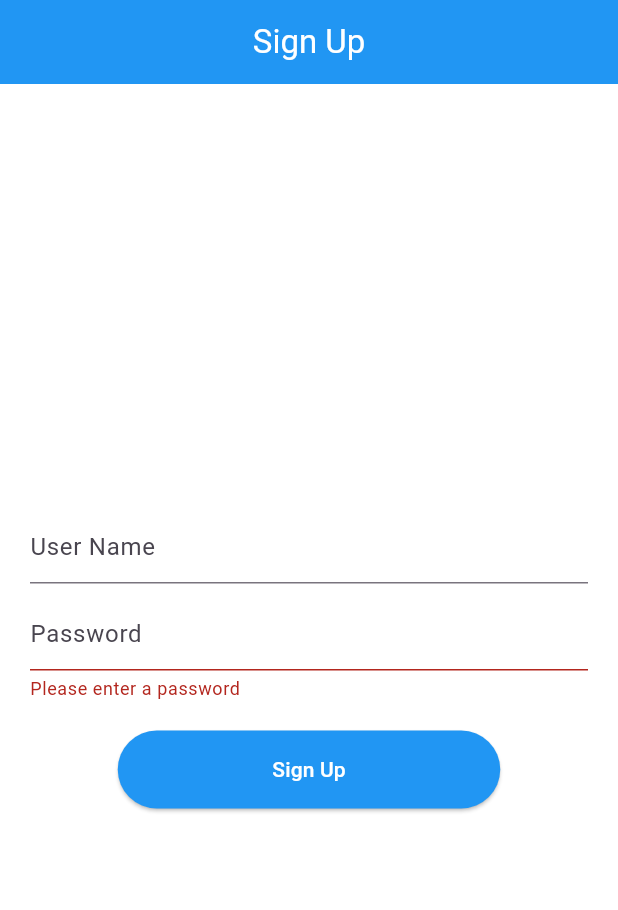
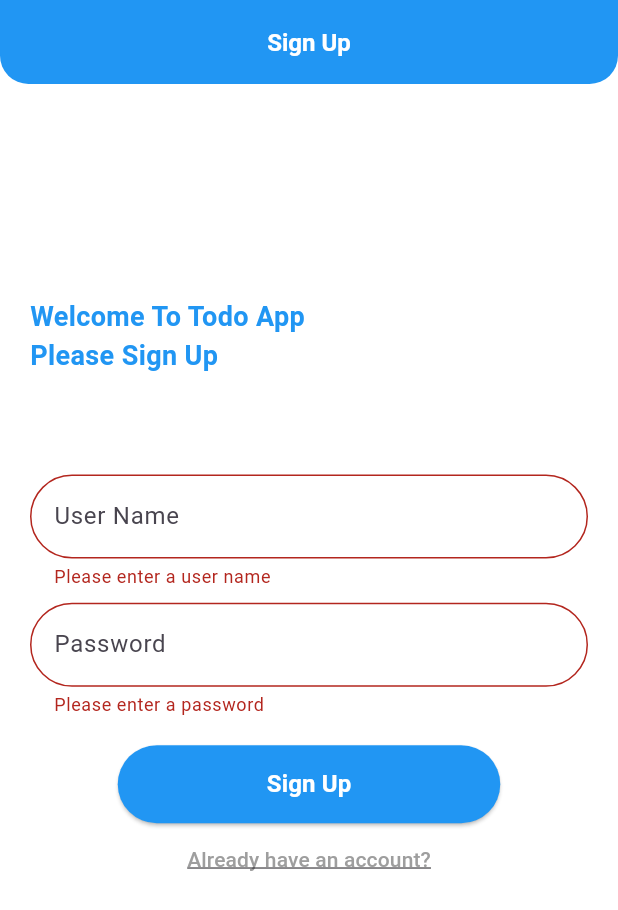
Before and after one commit to KarimYasser15/originators-todolist-flutter, a Flutter app: the screen it shows after launch, after a tap on "Sign Up", on a phone screen of 412 x 824 dp. Shown: the top 910 px of the screen. Run offline on Flutter 3.47's test engine with Material 3 defaults, Android fonts, the phone set to English and light mode, and no system bars; our stand-ins replace flutter_screenutil.

Commit message:
UI enhancements and responsive

```diff
--- /dev/null
+++ b/lib/config/theme/app_styles.dart
@@ -0,0 +1,10 @@
+import 'package:flutter/material.dart';
+
+class AppStyles {
+  static const TextStyle appBarStyle =
+      TextStyle(color: Colors.white, fontWeight: FontWeight.bold, fontSize: 16);
+  static const TextStyle buttonTextStyle =
+      TextStyle(color: Colors.white, fontWeight: FontWeight.w600, fontSize: 16);
+  static const TextStyle welcomeStyle =
+      TextStyle(color: Colors.blue, fontSize: 18, fontWeight: FontWeight.bold);
+}
--- /dev/null
+++ b/lib/config/theme/app_theme.dart
@@ -0,0 +1,19 @@
+import 'package:flutter/material.dart';
+import 'package:flutter_screenutil/flutter_screenutil.dart';
+
+class AppTheme {
+  static ThemeData lightTheme = ThemeData(
+      appBarTheme: AppBarTheme(
+          backgroundColor: Colors.blue,
+          centerTitle: true,
+          iconTheme: IconThemeData(color: Colors.white),
+          shape: RoundedRectangleBorder(
+              borderRadius: BorderRadius.only(
+                  bottomLeft: Radius.circular(20.r),
+                  bottomRight: Radius.circular(20.r)))),
+      scaffoldBackgroundColor: Colors.white,
+      bottomNavigationBarTheme: BottomNavigationBarThemeData(
+          backgroundColor: Colors.blue,
+          selectedItemColor: Colors.white,
+          unselectedItemColor: Colors.blue));
+}
--- a/lib/my_app.dart
+++ b/lib/my_app.dart
@@ -1,4 +1,6 @@
 import 'package:flutter/material.dart';
+import 'package:flutter_screenutil/flutter_screenutil.dart';
+import 'package:todo_list/config/theme/app_theme.dart';
 import 'package:todo_list/core/utils/routes_manager.dart';
 
 class MyApp extends StatelessWidget {
@@ -6,10 +8,15 @@ class MyApp extends StatelessWidget {
 
   @override
   Widget build(BuildContext context) {
-    return MaterialApp(
-      debugShowCheckedModeBanner: false,
-      initialRoute: RoutesManager.signUp,
-      onGenerateRoute: RoutesManager.router,
+    return ScreenUtilInit(
+      designSize: Size(412, 870),
+      useInheritedMediaQuery: true,
+      builder: (context, child) => MaterialApp(
+        debugShowCheckedModeBanner: false,
+        initialRoute: RoutesManager.signUp,
+        theme: AppTheme.lightTheme,
+        onGenerateRoute: RoutesManager.router,
+      ),
     );
   }
 }
--- a/lib/screens/auth/signup/signup.dart
+++ b/lib/screens/auth/signup/signup.dart
@@ -1,4 +1,6 @@
 import 'package:flutter/material.dart';
+import 'package:flutter_screenutil/flutter_screenutil.dart';
+import 'package:todo_list/config/theme/app_styles.dart';
 import 'package:todo_list/core/utils/routes_manager.dart';
 import 'package:todo_list/widgets/default_submit_button.dart';
 import 'package:todo_list/widgets/default_text_form_field.dart';
@@ -14,28 +16,40 @@ class SignUpScreen extends StatelessWidget {
   Widget build(BuildContext context) {
     return Scaffold(
       appBar: AppBar(
-        centerTitle: true,
         title: Text(
           "Sign Up",
-          style: TextStyle(color: Colors.white),
+          style: AppStyles.appBarStyle,
         ),
-        backgroundColor: Colors.blue,
       ),
-      backgroundColor: Colors.white,
-      body: Form(
+      body: SingleChildScrollView(
+        child: Form(
           key: formKey,
           child: Padding(
-          padding: EdgeInsets.symmetric(horizontal: 20.0),
+            padding: EdgeInsets.symmetric(
+              horizontal: 20.w,
+            ),
             child: Column(
-            mainAxisAlignment: MainAxisAlignment.center,
-            crossAxisAlignment: CrossAxisAlignment.center,
+              crossAxisAlignment: CrossAxisAlignment.start,
               children: [
+                Padding(
+                  padding: EdgeInsets.only(top: 150.h, bottom: 70.h),
+                  child: Text(
+                    "Welcome To Todo App\nPlease Sign Up",
+                    style: AppStyles.welcomeStyle,
+                  ),
+                ),
                 DefaultTextFormField(
                   hintText: "User Name",
                   controller: userNameController,
+                  validator: (value) {
+                    if (value == null || value.trim().isEmpty) {
+                      return "Please enter a user name";
+                    }
+                    return null;
+                  },
                 ),
                 SizedBox(
-                height: 10,
+                  height: 10.h,
                 ),
                 DefaultTextFormField(
                   hintText: "Password",
@@ -49,9 +63,10 @@ class SignUpScreen extends StatelessWidget {
                   },
                 ),
                 SizedBox(
-                height: 20,
+                  height: 20.h,
                 ),
-              DefaultSubmitButton(
+                Center(
+                  child: DefaultSubmitButton(
                       onPressed: () {
                         if (formKey.currentState!.validate()) {
                           Navigator.pushReplacementNamed(
@@ -59,7 +74,20 @@ class SignUpScreen extends StatelessWidget {
                         }
                       },
                       label: "Sign Up"),
+                ),
+                Center(
+                  child: TextButton(
+                      onPressed: () => Navigator.pushReplacementNamed(
+                          context, RoutesManager.login),
+                      child: Text(
+                        "Already have an account?",
+                        style: TextStyle(
+                            color: Colors.grey,
+                            decoration: TextDecoration.underline),
+                      )),
+                )
               ],
+            ),
           ),
         ),
       ),
--- a/lib/widgets/default_submit_button.dart
+++ b/lib/widgets/default_submit_button.dart
@@ -1,4 +1,6 @@
 import 'package:flutter/material.dart';
+import 'package:flutter_screenutil/flutter_screenutil.dart';
+import 'package:todo_list/config/theme/app_styles.dart';
 
 class DefaultSubmitButton extends StatelessWidget {
   DefaultSubmitButton({required this.onPressed, required this.label});
@@ -9,13 +11,9 @@ class DefaultSubmitButton extends StatelessWidget {
   @override
   Widget build(BuildContext context) {
     return ElevatedButton(
-      onPressed: onPressed,
-      style: ElevatedButton.styleFrom(
-          backgroundColor: Colors.blue, fixedSize: Size(255, 52)),
-      child: Text(
-        label,
-        style: TextStyle(color: Colors.white),
-      ),
-    );
+        onPressed: onPressed,
+        style: ElevatedButton.styleFrom(
+            backgroundColor: Colors.blue, fixedSize: Size(255.w, 55.h)),
+        child: Text(label, style: AppStyles.buttonTextStyle));
   }
 }
--- a/lib/widgets/default_text_form_field.dart
+++ b/lib/widgets/default_text_form_field.dart
@@ -1,4 +1,5 @@
 import 'package:flutter/material.dart';
+import 'package:flutter_screenutil/flutter_screenutil.dart';
 
 class DefaultTextFormField extends StatelessWidget {
   String hintText;
@@ -17,9 +18,15 @@ class DefaultTextFormField extends StatelessWidget {
   @override
   Widget build(BuildContext context) {
     return TextFormField(
+      cursorColor: Colors.blue,
       decoration: InputDecoration(
-        hintText: hintText,
-      ),
+          hintText: hintText,
+          focusedBorder: OutlineInputBorder(
+              borderRadius: BorderRadius.circular(40.r),
+              borderSide: BorderSide(color: Colors.blue)),
+          border: OutlineInputBorder(
+            borderRadius: BorderRadius.circular(40.r),
+          )),
       obscureText: isPassword,
       controller: controller,
       validator: validator,
--- a/pubspec.yaml
+++ b/pubspec.yaml
@@ -35,6 +35,7 @@ dependencies:
   # Use with the CupertinoIcons class for iOS style icons.
   cupertino_icons: ^1.0.8
   provider: ^6.1.2
+  flutter_screenutil: ^5.9.3
 
 dev_dependencies:
   flutter_test:
```
Also changed, not shown: lib/screens/auth/login/login.dart (+40 -12 lines), pubspec.lock. Lines whose indentation alone changed are shown as unchanged.
